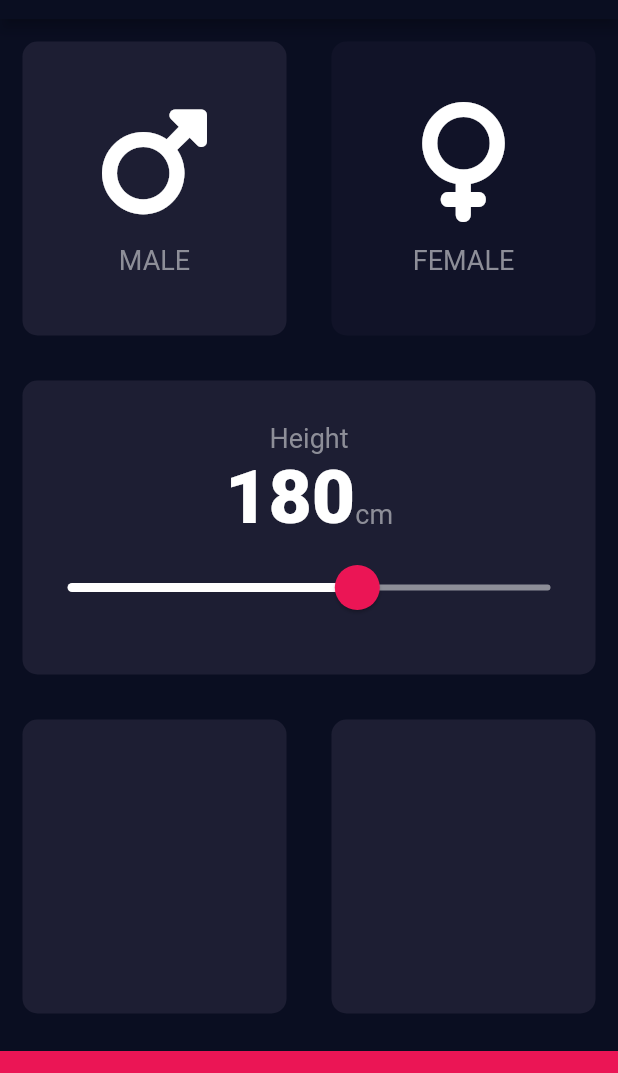
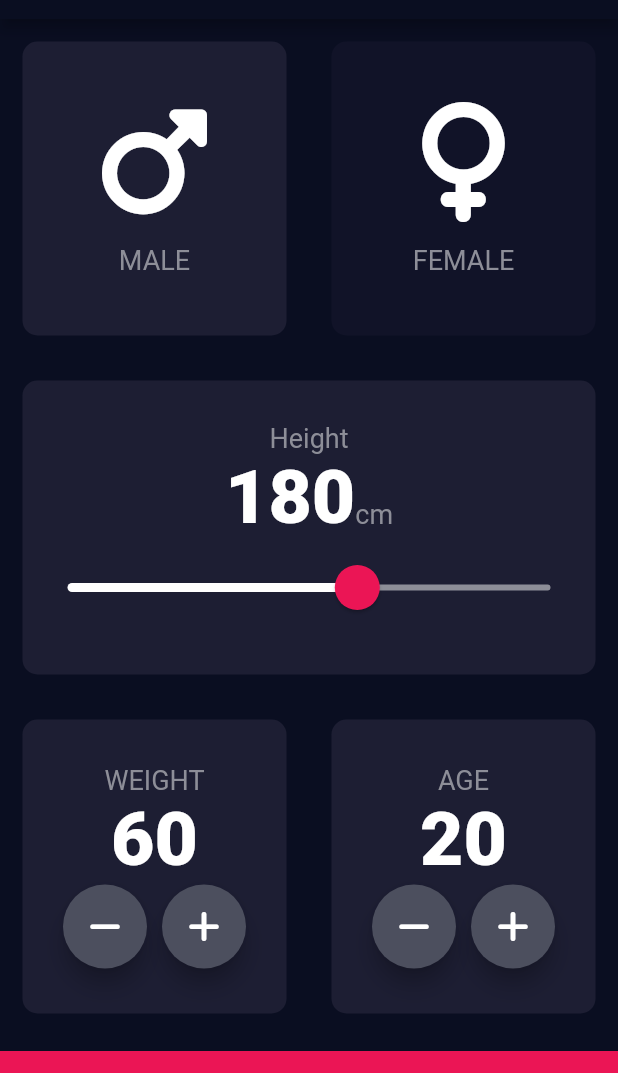
Before and after one commit to FreshhDevv/bmi_calculator, a Flutter app: the screen it shows after launch, on a phone screen of 412 x 824 dp, the part 65-1138 px from its top. Run offline on Flutter 3.47's test engine with Material 2 defaults, Android fonts, the phone set to English and light mode, and no system bars; our stand-ins replace font_awesome_flutter.

Commit message:
Ui completed

```diff
--- a/lib/input_page.dart
+++ b/lib/input_page.dart
@@ -19,6 +19,8 @@ class InputPage extends StatefulWidget {
 class _InputPageState extends State<InputPage> {
   late Gender selectedGender = Gender.male;
   int height = 180;
+  int weight = 60;
+  int age = 20;
 
   @override
   Widget build(BuildContext context) {
@@ -124,11 +126,82 @@ class _InputPageState extends State<InputPage> {
                 Expanded(
                   child: ReusableCard(
                     colour: kActiveCardColor,
+                    cardChild: Column(
+                      mainAxisAlignment: MainAxisAlignment.center,
+                      children: [
+                        Text(
+                          'WEIGHT',
+                          style: kLabelTextStyle,
+                        ),
+                        Text(
+                          weight.toString(),
+                          style: kNumberTextStyle,
+                        ),
+                        Row(
+                          mainAxisAlignment: MainAxisAlignment.center,
+                          children: [
+                            RoundIconButton(
+                              icon: FontAwesomeIcons.minus,
+                              onPressed: () {
+                                setState(() {
+                                  weight--;
+                                });
+                              },
+                            ),
+                            SizedBox(
+                              width: 10.0,
+                            ),
+                            RoundIconButton(
+                              onPressed: () {
+                                setState(() {
+                                  weight++;
+                                });
+                              },
+                              icon: FontAwesomeIcons.plus,
+                            ),
+                          ],
+                        ),
+                      ],
+                    ),
                   ),
                 ),
                 Expanded(
                   child: ReusableCard(
                     colour: kActiveCardColor,
+                    cardChild: Column(
+                      mainAxisAlignment: MainAxisAlignment.center,
+                      children: [
+                        Text(
+                          'AGE',
+                          style: kLabelTextStyle,
+                        ),
+                        Text(
+                          age.toString(),
+                          style: kNumberTextStyle,
+                        ),
+                        Row(
+                          mainAxisAlignment: MainAxisAlignment.center,
+                          children: [
+                            RoundIconButton(
+                              icon: FontAwesomeIcons.minus,
+                              onPressed: () {
+                                setState(() {
+                                  age--;
+                                });
+                              },
+                            ),
+                            SizedBox(
+                              width: 10.0,
+                            ),
+                            RoundIconButton(
+                                icon: FontAwesomeIcons.plus,
+                                onPressed: () {
+                                  age++;
+                                })
+                          ],
+                        )
+                      ],
+                    ),
                   ),
                 ),
               ],
@@ -146,3 +219,24 @@ class _InputPageState extends State<InputPage> {
     );
   }
 }
+
+class RoundIconButton extends StatelessWidget {
+  const RoundIconButton({required this.icon, required this.onPressed});
+  final IconData icon;
+  final Function onPressed;
+
+  @override
+  Widget build(BuildContext context) {
+    return RawMaterialButton(
+      onPressed: onPressed,
+      elevation: 6.0,
+      constraints: BoxConstraints.tightFor(
+        width: 56.0,
+        height: 56.0,
+      ),
+      shape: CircleBorder(),
+      fillColor: Color(0xFF4C4F5E),
+      child: Icon(icon),
+    );
+  }
+}
--- a/lib/reusable_card.dart
+++ b/lib/reusable_card.dart
@@ -1,9 +1,9 @@
 import 'package:flutter/material.dart';
 
 class ReusableCard extends StatelessWidget {
-  ReusableCard({required this.colour, this.cardChild, this.onPress});
+  ReusableCard({required this.colour, required this.cardChild, this.onPress});
   final Color colour;
-  final Widget? cardChild;
+  final Widget cardChild;
   final Function? onPress;
   @override
   Widget build(BuildContext context) {
```
